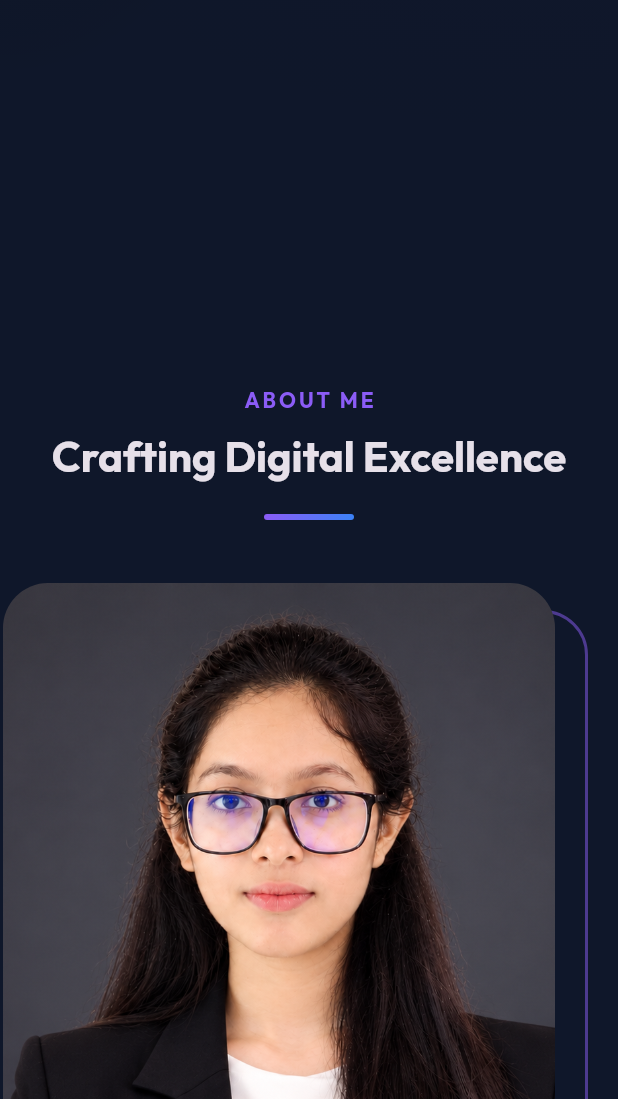
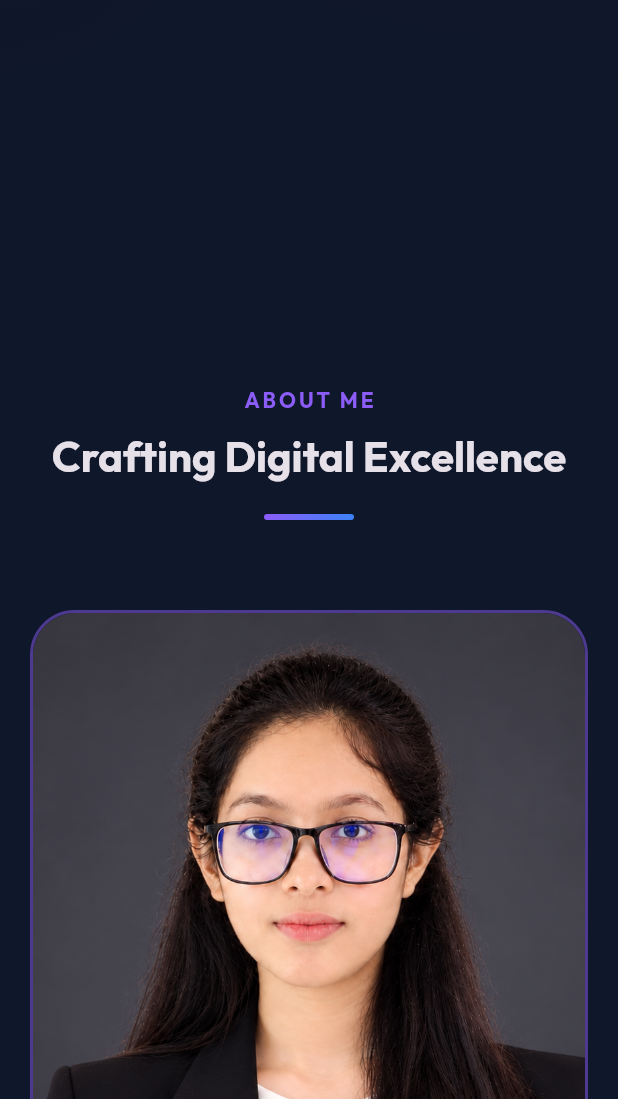
Before and after one commit to sadiascode/Portfolio, a Flutter app: the screen it shows after launch, scrolled down 576 dp, on a phone screen of 412 x 824 dp, the part 137-1236 px from its top. Run offline on Flutter 3.47's test engine with Material 3 defaults, Android fonts, the phone set to English and light mode, and no system bars; drawn by our look-alikes of flutter_animate; our stand-ins replace animated_text_kit, flutter_riverpod, font_awesome_flutter, go_router, google_fonts, url_strategy; network calls fail.

Commit message:
picture added and fit in box

```diff
--- a/lib/features/home/sections/about_section.dart
+++ b/lib/features/home/sections/about_section.dart
@@ -28,11 +28,7 @@ class AboutSection extends StatelessWidget {
           Row(
             crossAxisAlignment: CrossAxisAlignment.start,
             children: [
-              if (!isMobile)
-                Expanded(
-                  flex: 2,
-                  child: _buildImageFrame(),
-                ),
+              if (!isMobile) Expanded(flex: 2, child: _buildImageFrame()),
               if (!isMobile) const SizedBox(width: 80),
               Expanded(
                 flex: 3,
@@ -77,9 +73,9 @@ class AboutSection extends StatelessWidget {
         const SizedBox(height: 10),
         Text(
           subtitle,
-          style: Theme.of(context).textTheme.headlineMedium?.copyWith(
-                fontWeight: FontWeight.bold,
-              ),
+          style: Theme.of(
+            context,
+          ).textTheme.headlineMedium?.copyWith(fontWeight: FontWeight.bold),
         ).animate().fadeIn(delay: 200.ms).slideY(begin: 0.5),
         const SizedBox(height: 20),
         Container(
@@ -102,27 +98,19 @@ class AboutSection extends StatelessWidget {
         borderRadius: BorderRadius.circular(30),
         border: Border.all(color: AppColors.primary.withOpacity(0.5), width: 2),
       ),
-      child: Stack(
-        clipBehavior: Clip.none,
-        children: [
-          Positioned(
-            top: -20,
-            left: -20,
-            right: 20,
-            bottom: 20,
       child: ClipRRect(
-              borderRadius: BorderRadius.circular(30),
+        borderRadius: BorderRadius.circular(28),
         child: Image.asset(
           'assets/sadia.png',
+          width: double.infinity,
+          height: double.infinity,
           fit: BoxFit.cover,
+          alignment: Alignment.center,
           errorBuilder: (context, error, stackTrace) => Container(
             color: AppColors.darkCard,
             child: const Icon(Icons.person, size: 100, color: Colors.white24),
           ),
         ),
-            ),
-          ),
-        ],
       ),
     ).animate().fadeIn(duration: 1.seconds).slideX(begin: -0.1);
   }
```
Lines whose indentation alone changed are shown as unchanged.
